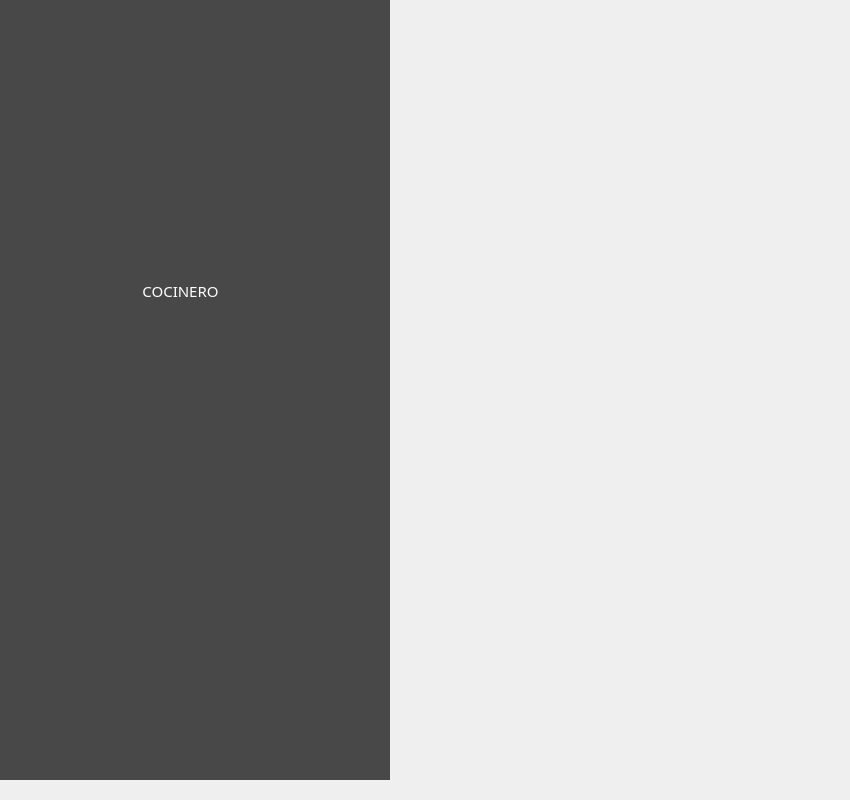
The window that mainwindow.ui (DanielPerMon/proyectoSaboreno) describes before a commit, drawn with Qt 5.
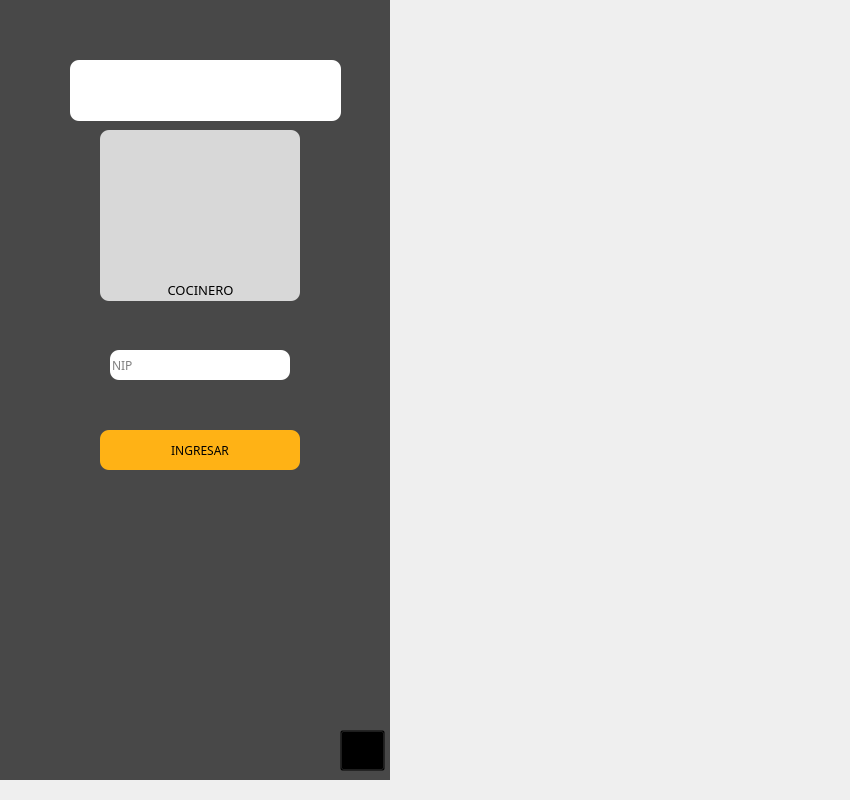
The same window after the commit. The open tabs and pages were chosen to show the change. Icons and pictures are not drawn.

Commit message: Interfaces cocinero

What changed in the file:
```diff
--- a/mainwindow.ui
+++ b/mainwindow.ui
@@ -756,35 +756,10 @@
        <string notr="true">#co_izq{
 	background-color: rgb(72, 72, 72);}</string>
       </property>
-      <widget class="QLabel" name="label_10">
-       <property name="geometry">
-        <rect>
-         <x>100</x>
-         <y>300</y>
-         <width>161</width>
-         <height>21</height>
-        </rect>
-       </property>
-       <property name="font">
-        <font>
-         <family>Calisto MT</family>
-         <pointsize>11</pointsize>
-        </font>
-       </property>
-       <property name="styleSheet">
-        <string notr="true">color: rgb(255, 255, 255);</string>
-       </property>
-       <property name="text">
-        <string>COCINERO</string>
-       </property>
-       <property name="alignment">
-        <set>Qt::AlignCenter</set>
-       </property>
-      </widget>
       <widget class="QWidget" name="co" native="true">
        <property name="geometry">
         <rect>
-         <x>100</x>
+         <x>120</x>
          <y>160</y>
          <width>161</width>
          <height>131</height>
@@ -802,6 +777,158 @@
 }</string>
        </property>
       </widget>
+      <widget class="QLineEdit" name="NipCocinero_lineEdit">
+       <property name="geometry">
+        <rect>
+         <x>110</x>
+         <y>370</y>
+         <width>180</width>
+         <height>30</height>
+        </rect>
+       </property>
+       <property name="font">
+        <font>
+         <family>Calisto MT</family>
+        </font>
+       </property>
+       <property name="styleSheet">
+        <string notr="true">QLineEdit{
+border-radius: 9px;}</string>
+       </property>
+       <property name="placeholderText">
+        <string>NIP</string>
+       </property>
+      </widget>
+      <widget class="QPushButton" name="IngreCocinero_pushButton">
+       <property name="geometry">
+        <rect>
+         <x>100</x>
+         <y>450</y>
+         <width>200</width>
+         <height>40</height>
+        </rect>
+       </property>
+       <property name="font">
+        <font>
+         <family>Calisto MT</family>
+         <pointsize>9</pointsize>
+        </font>
+       </property>
+       <property name="styleSheet">
+        <string notr="true">QPushButton{
+border-width: 0px;
+border-radius: 9px;
+background-color: rgb(255, 178, 21);}
+
+QPushButton:hover{
+	background: rgba(244,67,54,0.7);
+    border-radius: 9px;
+    selection-color: white;  
+    padding: 2px 4px;
+
+}</string>
+       </property>
+       <property name="text">
+        <string>INGRESAR</string>
+       </property>
+      </widget>
+      <widget class="QPushButton" name="cSalir_pushButton">
+       <property name="geometry">
+        <rect>
+         <x>340</x>
+         <y>750</y>
+         <width>45</width>
+         <height>41</height>
+        </rect>
+       </property>
+       <property name="styleSheet">
+        <string notr="true">
+background-color: transparent;</string>
+       </property>
+       <property name="text">
+        <string/>
+       </property>
+       <property name="icon">
+        <iconset resource="IMG/imags.qrc">
+         <normaloff>:/iconos/salir.png</normaloff>:/iconos/salir.png</iconset>
+       </property>
+       <property name="iconSize">
+        <size>
+         <width>80</width>
+         <height>55</height>
+        </size>
+       </property>
+      </widget>
+      <widget class="QLabel" name="cocinero_label">
+       <property name="geometry">
+        <rect>
+         <x>70</x>
+         <y>80</y>
+         <width>271</width>
+         <height>61</height>
+        </rect>
+       </property>
+       <property name="styleSheet">
+        <string notr="true">color: rgb(0, 0, 0);
+border-image: none;
+background-color: white;
+border-radius: 9px;</string>
+       </property>
+       <property name="text">
+        <string/>
+       </property>
+      </widget>
+      <widget class="QLabel" name="label_19">
+       <property name="geometry">
+        <rect>
+         <x>100</x>
+         <y>150</y>
+         <width>200</width>
+         <height>171</height>
+        </rect>
+       </property>
+       <property name="styleSheet">
+        <string notr="true">QLabel{
+	background-color: rgba(255, 255, 255,200);
+border-radius: 9px;
+}</string>
+       </property>
+       <property name="text">
+        <string/>
+       </property>
+      </widget>
+      <widget class="QLabel" name="label_21">
+       <property name="geometry">
+        <rect>
+         <x>100</x>
+         <y>300</y>
+         <width>201</width>
+         <height>20</height>
+        </rect>
+       </property>
+       <property name="font">
+        <font>
+         <family>Calisto MT</family>
+         <pointsize>10</pointsize>
+        </font>
+       </property>
+       <property name="styleSheet">
+        <string notr="true">color: rgb(0, 0, 0);</string>
+       </property>
+       <property name="text">
+        <string>COCINERO</string>
+       </property>
+       <property name="alignment">
+        <set>Qt::AlignCenter</set>
+       </property>
+      </widget>
+      <zorder>NipCocinero_lineEdit</zorder>
+      <zorder>IngreCocinero_pushButton</zorder>
+      <zorder>cSalir_pushButton</zorder>
+      <zorder>cocinero_label</zorder>
+      <zorder>label_19</zorder>
+      <zorder>co</zorder>
+      <zorder>label_21</zorder>
      </widget>
      <widget class="QWidget" name="co_der" native="true">
       <property name="geometry">
```
Left out of the diff: 43 changed lines with no effect on the pictures. The commit also changes 16 other files.
